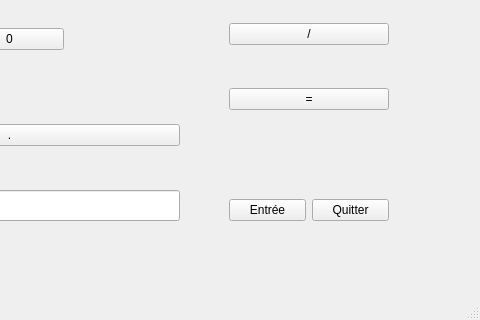
Above: mainwindow.ui from Sk4oned/projet1 before the change; both pictures show x 481 to 961 and y 280 to 600 of the 961 by 600 pixel window. Below: the same form after it.
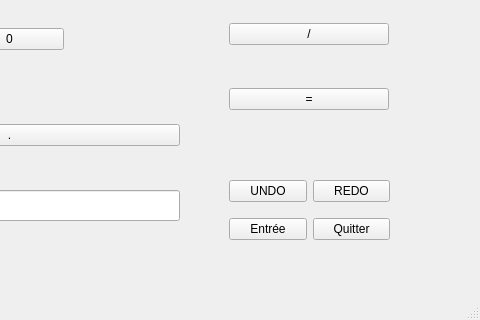
That is the form after the change.

Commit message:
NEG et BOUTONS UNDO REDO SANS FONCTION
Mise en place de la commande NEG pour transformer le dernier élément de la pile en négatif
Mise en place des boutons UNDO et REDO mais sans les relier !

Diff of the .ui file:
```diff
--- a/mainwindow.ui
+++ b/mainwindow.ui
@@ -162,32 +162,6 @@
      </item>
     </layout>
    </widget>
-   <widget class="QWidget" name="horizontalLayoutWidget">
-    <property name="geometry">
-     <rect>
-      <x>710</x>
-      <y>450</y>
-      <width>160</width>
-      <height>80</height>
-     </rect>
-    </property>
-    <layout class="QHBoxLayout" name="horizontalLayout">
-     <item>
-      <widget class="QPushButton" name="pushButton_16">
-       <property name="text">
-        <string>Entrée</string>
-       </property>
-      </widget>
-     </item>
-     <item>
-      <widget class="QPushButton" name="pushButton_17">
-       <property name="text">
-        <string>Quitter</string>
-       </property>
-      </widget>
-     </item>
-    </layout>
-   </widget>
    <widget class="QWidget" name="verticalLayoutWidget_2">
     <property name="geometry">
      <rect>
@@ -225,6 +199,46 @@
      </item>
     </layout>
    </widget>
+   <widget class="QWidget" name="gridLayoutWidget_2">
+    <property name="geometry">
+     <rect>
+      <x>710</x>
+      <y>450</y>
+      <width>161</width>
+      <height>80</height>
+     </rect>
+    </property>
+    <layout class="QGridLayout" name="gridLayout_2">
+     <item row="1" column="0">
+      <widget class="QPushButton" name="pushButton_16">
+       <property name="text">
+        <string>Entrée</string>
+       </property>
+      </widget>
+     </item>
+     <item row="1" column="1">
+      <widget class="QPushButton" name="pushButton_17">
+       <property name="text">
+        <string>Quitter</string>
+       </property>
+      </widget>
+     </item>
+     <item row="0" column="0">
+      <widget class="QPushButton" name="pushButton_19">
+       <property name="text">
+        <string>UNDO</string>
+       </property>
+      </widget>
+     </item>
+     <item row="0" column="1">
+      <widget class="QPushButton" name="pushButton_20">
+       <property name="text">
+        <string>REDO</string>
+       </property>
+      </widget>
+     </item>
+    </layout>
+   </widget>
   </widget>
   <widget class="QMenuBar" name="menubar">
    <property name="geometry">
```
The commit also changes 3 other files.
